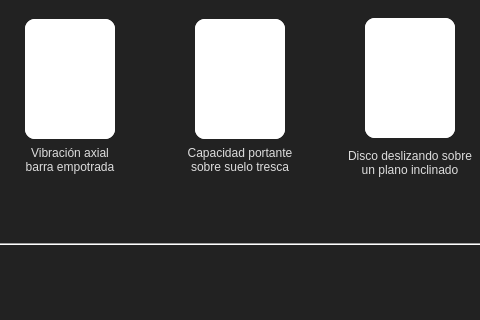
Qt form app/ui/frame_home.ui (edwinar13/MPM-UN) before a commit; both pictures show x 206 to 686 and y 189 to 509 of the 943 by 720 pixel window.
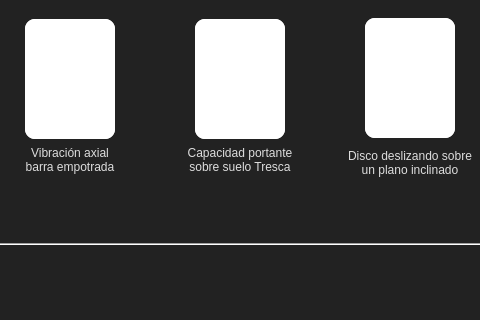
The same form after that commit. Icons and pictures are not drawn.

What changed in the file:
```diff
--- a/app/ui/frame_home.ui
+++ b/app/ui/frame_home.ui
@@ -851,7 +851,7 @@
                    </property>
                    <property name="text">
                     <string>Capacidad portante
-sobre suelo tresca</string>
+sobre suelo Tresca</string>
                    </property>
                    <property name="alignment">
                     <set>Qt::AlignmentFlag::AlignCenter</set>
```
